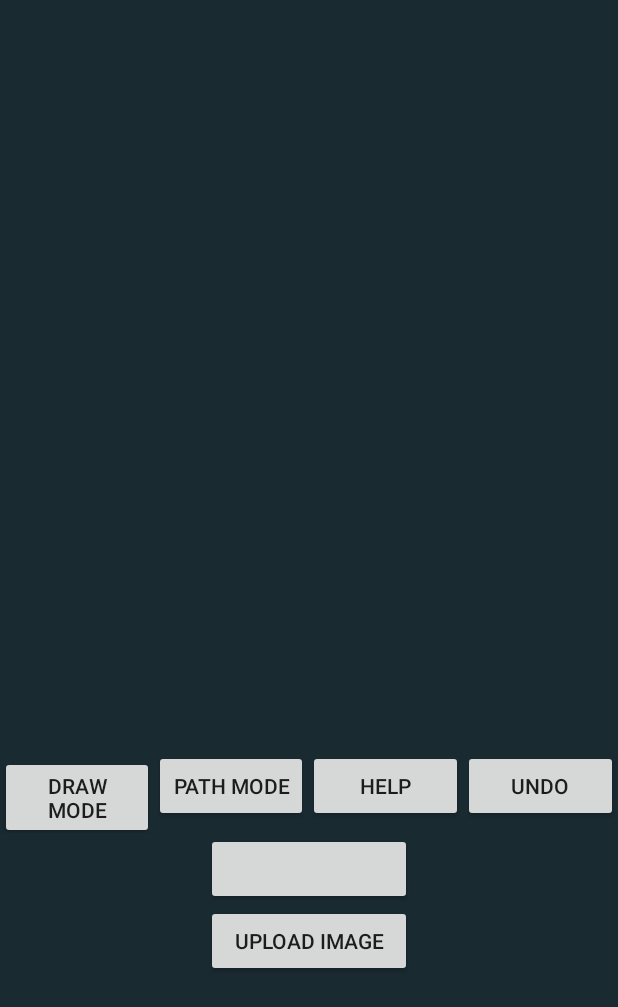
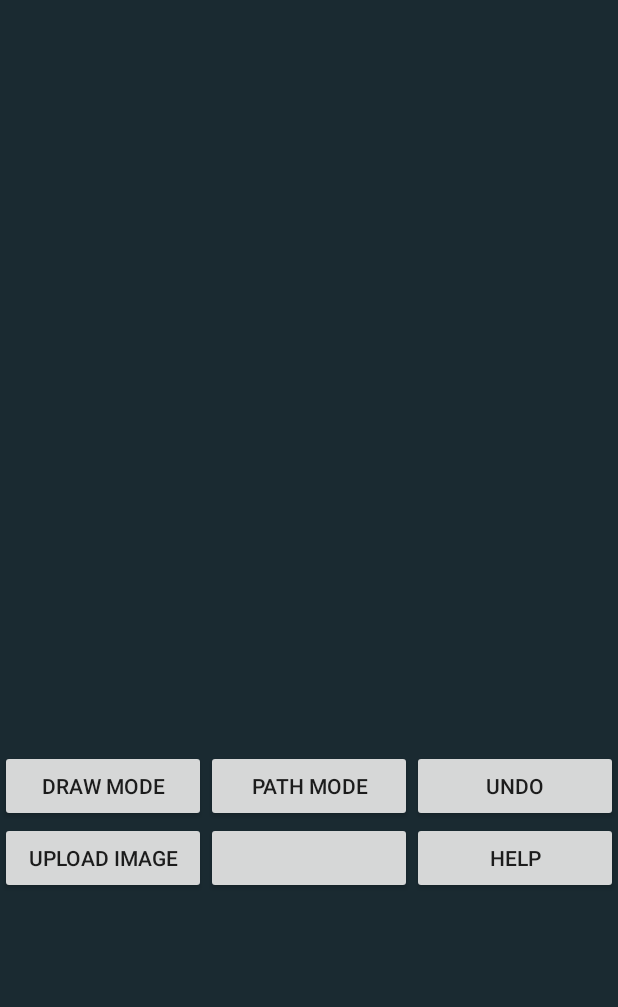
Before and after one commit to cjski/MapMaker, an Android app: the layout activity_main.xml on its own in the app's theme, with its tools: preview values and no code run, on a phone screen of 412 x 824 dp. Shown: the top 1007 px of the screen. Run offline under Robolectric (Android 15) with nearby library versions, the phone set to English and light mode, and no system bars.

Commit message:
Fixed up XML buttons and upload image button

```diff
--- a/app/src/main/java/JanowskiLuoYabut/HackTheNorth/MapMaker/MainActivity.java
+++ b/app/src/main/java/JanowskiLuoYabut/HackTheNorth/MapMaker/MainActivity.java
@@ -133,10 +133,23 @@ public class MainActivity extends AppCompatActivity {
         //Detects request codes
         if(requestCode==GET_FROM_GALLERY && resultCode == Activity.RESULT_OK) {
             Uri selectedImage = data.getData();
-            /*
             bm = null;
             try {
                 bm = MediaStore.Images.Media.getBitmap(this.getContentResolver(), selectedImage);
+                bm = Bitmap.createScaledBitmap(bm, 2500, 2500, false);
+                bmpath = Bitmap.createScaledBitmap(bm,2500,2500,false);
+                iv.setImageBitmap(bm);
+
+                //generate grid of nodes
+                grid = new Node[bm.getWidth()/25][bm.getHeight()/25];
+                /*
+                for (int i = 0; i < bm.getWidth()/75; i++) {
+                    for (int j = 0; j < bm.getHeight()/75; j++) {
+                        grid[i][j] = new Node(i,j,false);
+                    }
+                }
+                */
+
             } catch (FileNotFoundException e) {
                 // TODO Auto-generated catch block
                 e.printStackTrace();
@@ -144,7 +157,6 @@ public class MainActivity extends AppCompatActivity {
                 // TODO Auto-generated catch block
                 e.printStackTrace();
             }
-            */
         }
     }
 
@@ -188,7 +200,7 @@ public class MainActivity extends AppCompatActivity {
             public void onClick(View v) {
                 currentMode = 2;
                 endPathButton.setVisibility(View.VISIBLE);
-                endPathButton.setText("Get Shortest Path");
+                endPathButton.setText("Get Path");
                 endPathButton.setOnClickListener(new View.OnClickListener() {
                     @Override
                     public void onClick(View v) {
@@ -232,23 +244,13 @@ public class MainActivity extends AppCompatActivity {
         });
 
         iv = (ImageView) findViewById(R.id.map_image);
-        //ivpath = (ImageView) findViewById(R.id.map_image);
-        // Create a MUTABLE bitmap
-        final Bitmap originalBitMap = getMutableBitmap(getResources(), R.drawable.map_colour);
-        // A second bitmap is generated for sizing purposes.  This is the bitmap that will be used for everything
-        bm = Bitmap.createScaledBitmap(originalBitMap, 4000, 4000, false);
-        bmpath = Bitmap.createScaledBitmap(originalBitMap,4000,4000,false);
-        iv.setImageBitmap(bm);
+//        //ivpath = (ImageView) findViewById(R.id.map_image);
+//        // Create a MUTABLE bitmap
+//        final Bitmap originalBitMap = getMutableBitmap(getResources(), R.drawable.map_colour);
+//        // A second bitmap is generated for sizing purposes.  This is the bitmap that will be used for everything
+//        iv.setImageBitmap(bm);
 
-        //generate grid of nodes
-        grid = new Node[bm.getWidth()/25][bm.getHeight()/25];
-        /*
-        for (int i = 0; i < bm.getWidth()/75; i++) {
-            for (int j = 0; j < bm.getHeight()/75; j++) {
-                grid[i][j] = new Node(i,j,false);
-            }
-        }
-        */
+
         // Initial touch event in the ImageView
         View.OnTouchListener otl = new View.OnTouchListener() {
             Matrix inverse = new Matrix();
--- a/app/src/main/res/layout/activity_main.xml
+++ b/app/src/main/res/layout/activity_main.xml
@@ -1,11 +1,11 @@
 <?xml version="1.0" encoding="utf-8"?>
-<LinearLayout xmlns:android="http://schemas.android.com/apk/res/android"
+<RelativeLayout xmlns:android="http://schemas.android.com/apk/res/android"
     android:layout_height="match_parent"
     android:layout_width="match_parent"
-    android:orientation="vertical"
     android:background="@color/colorPrimary">
 
     <HorizontalScrollView
+        android:id="@+id/image_holder"
         android:layout_width="match_parent"
         android:layout_height="500dp">
 
@@ -22,8 +22,10 @@
     </HorizontalScrollView>
 
     <LinearLayout
+        android:id="@+id/first_button_row"
         android:layout_width="match_parent"
-        android:layout_height="wrap_content">
+        android:layout_height="wrap_content"
+        android:layout_below="@+id/image_holder">
 
         <Button
             android:layout_width="0dp"
@@ -43,28 +45,40 @@
             android:layout_width="0dp"
             android:layout_weight="1"
             android:layout_height="wrap_content"
-            android:text="Help"
-            android:id="@+id/help_button"/>
+            android:text="Undo"
+            android:id="@+id/undo_button"/>
+    </LinearLayout>
+
+    <LinearLayout
+        android:id="@+id/second_button_row"
+        android:layout_below="@+id/first_button_row"
+        android:layout_width="match_parent"
+        android:layout_height="wrap_content">
 
         <Button
             android:layout_width="0dp"
             android:layout_weight="1"
             android:layout_height="wrap_content"
-            android:text="Undo"
-            android:id="@+id/undo_button"/>
-    </LinearLayout>
+            android:layout_gravity="center"
+            android:text="Upload Image"
+            android:id="@+id/upload_image_button"/>
 
         <Button
-        android:layout_width="137dp"
+            android:layout_width="0dp"
+            android:layout_weight="1"
             android:layout_height="wrap_content"
             android:layout_gravity="center"
             android:id="@+id/end_path_button" />
 
         <Button
-        android:layout_width="137dp"
+            android:layout_width="0dp"
+            android:layout_weight="1"
             android:layout_height="wrap_content"
-        android:layout_gravity="center"
-        android:text="Upload Image"
-        android:id="@+id/upload_image_button"/>
+            android:text="Help"
+            android:id="@+id/help_button"/>
+
 
     </LinearLayout>
+
+
+</RelativeLayout>
```
Lines whose indentation alone changed are shown as unchanged.
